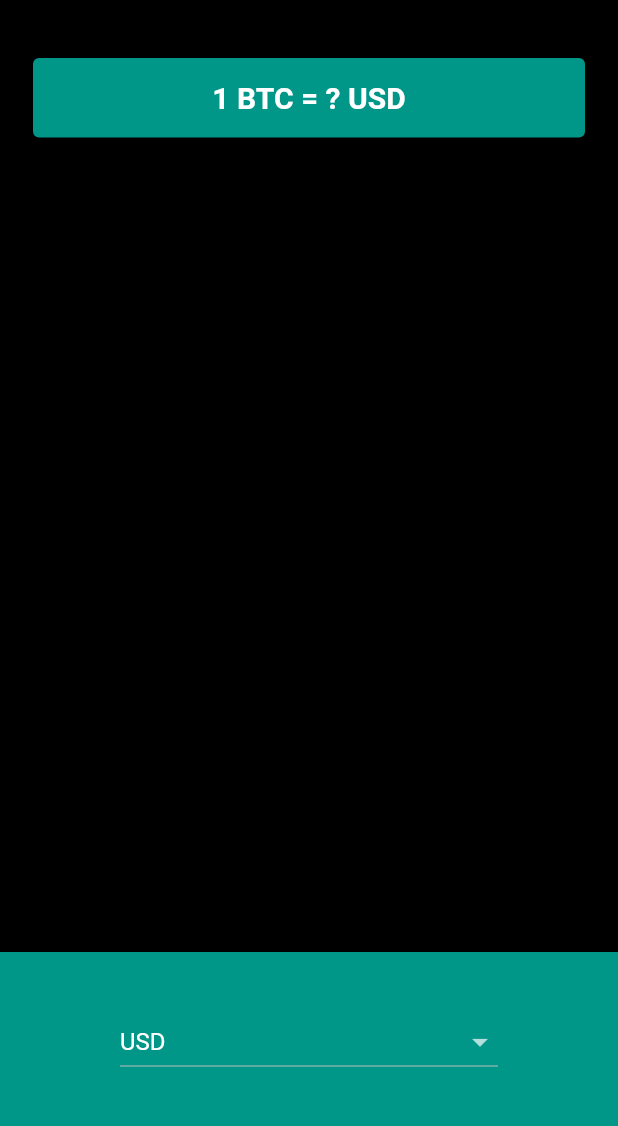
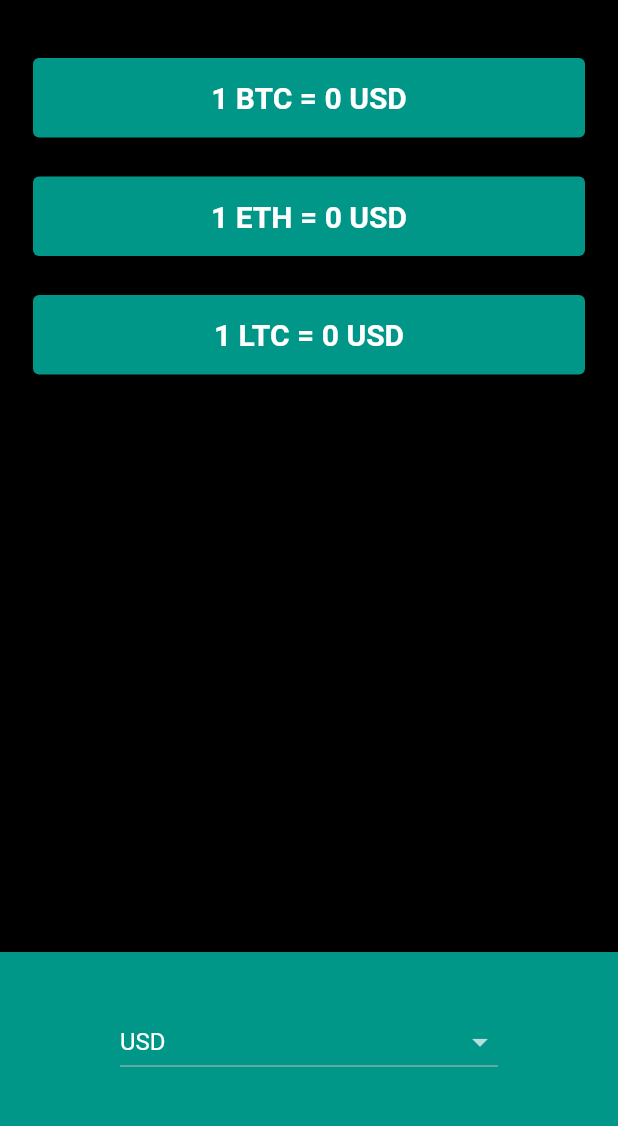
Before and after one commit to Yabish/bitcoin-ticker, a Flutter app: the screen it shows after launch, on a phone screen of 412 x 824 dp, the part 59-1185 px from its top. Run offline on Flutter 3.47's test engine with Material 2 defaults, Android fonts, the phone set to English and light mode, and no system bars.

```diff
--- /dev/null
+++ b/lib/components/card_container.dart
@@ -0,0 +1,43 @@
+import 'package:flutter/material.dart';
+
+class CardContainer extends StatefulWidget {
+  const CardContainer({
+    Key? key,
+    required this.currency,
+    required this.currencyValue,
+    required this.crypto,
+  }) : super(key: key);
+
+  final String currency;
+  final String crypto;
+  final int currencyValue;
+
+  @override
+  State<CardContainer> createState() => _CardContainerState();
+}
+
+class _CardContainerState extends State<CardContainer> {
+  @override
+  Widget build(BuildContext context) {
+    return Padding(
+      padding: const EdgeInsets.fromLTRB(18.0, 18.0, 18.0, 0),
+      child: Card(
+        color: Colors.teal,
+        child: Padding(
+          padding: const EdgeInsets.symmetric(
+            vertical: 15.0,
+            horizontal: 28.0,
+          ),
+          child: Text(
+            '1 ${widget.crypto} = ${widget.currencyValue} ${widget.currency}',
+            textAlign: TextAlign.center,
+            style: const TextStyle(
+              fontSize: 20,
+              fontWeight: FontWeight.bold,
+            ),
+          ),
+        ),
+      ),
+    );
+  }
+}
--- a/lib/screens/home_screen.dart
+++ b/lib/screens/home_screen.dart
@@ -1,3 +1,4 @@
+import 'package:bitcoin_ticker/components/card_container.dart';
 import 'package:bitcoin_ticker/services/coin_data.dart';
 import 'package:flutter/cupertino.dart';
 import 'package:flutter/material.dart';
@@ -13,12 +14,13 @@ class HomeScreen extends StatefulWidget {
 class _HomeScreenState extends State<HomeScreen> {
   String selectedDropDown = 'USD';
 
-  DropdownButton<String> getAndroidDropdown() {
+  DropdownButton<String> _getAndroidDropdown() {
     List<DropdownMenuItem<String>> dropdownItems = [];
     for (String currency in currenciesList) {
       DropdownMenuItem<String> newItem = DropdownMenuItem(
         child: Text(
           currency,
+          textAlign: TextAlign.center,
         ),
         value: currency,
       );
@@ -34,11 +36,12 @@ class _HomeScreenState extends State<HomeScreen> {
         setState(() {
           selectedDropDown = value.toString();
         });
+        getCurrencyData(value);
       },
     );
   }
 
-  CupertinoPicker getIOSPicker() {
+  CupertinoPicker _getIOSPicker() {
     List<Text> pickerItems = [];
 
     for (String currency in currenciesList) {
@@ -50,9 +53,17 @@ class _HomeScreenState extends State<HomeScreen> {
     return CupertinoPicker(
       backgroundColor: Colors.teal,
       itemExtent: 32,
-      onSelectedItemChanged: (selected) {},
+      onSelectedItemChanged: (selected) {
+        getCurrencyData(selected);
+      },
       children: pickerItems,
     );
+  }
+
+  void getCurrencyData(currency) {
+    print('value----- $currency');
+
+    for (String crypto in cryptoList) {}
   }
 
   @override
@@ -68,25 +79,25 @@ class _HomeScreenState extends State<HomeScreen> {
         mainAxisAlignment: MainAxisAlignment.spaceBetween,
         crossAxisAlignment: CrossAxisAlignment.stretch,
         children: [
-          const Padding(
-            padding: EdgeInsets.fromLTRB(18.0, 18.0, 18.0, 0),
-            child: Card(
-              color: Colors.teal,
-              child: Padding(
-                padding: EdgeInsets.symmetric(
-                  vertical: 15.0,
-                  horizontal: 28.0,
-                ),
-                child: Text(
-                  '1 BTC = ? USD',
-                  textAlign: TextAlign.center,
-                  style: TextStyle(
-                    fontSize: 20,
-                    fontWeight: FontWeight.bold,
-                  ),
-                ),
+          Column(
+            crossAxisAlignment: CrossAxisAlignment.stretch,
+            children: const [
+              CardContainer(
+                crypto: 'BTC',
+                currency: 'USD',
+                currencyValue: 0,
               ),
-            ),
+              CardContainer(
+                crypto: 'ETH',
+                currency: 'USD',
+                currencyValue: 0,
+              ),
+              CardContainer(
+                crypto: 'LTC',
+                currency: 'USD',
+                currencyValue: 0,
+              ),
+            ],
           ),
           Container(
             height: 150,
@@ -94,8 +105,10 @@ class _HomeScreenState extends State<HomeScreen> {
             padding: const EdgeInsets.only(bottom: 30),
             color: Colors.teal,
             child: Padding(
-              padding: const EdgeInsets.symmetric(horizontal: 80.0),
-              child: Platform.isIOS ? getIOSPicker() : getAndroidDropdown(),
+              padding: EdgeInsets.symmetric(
+                horizontal: Platform.isIOS ? 20.0 : 80,
+              ),
+              child: Platform.isIOS ? _getIOSPicker() : _getAndroidDropdown(),
             ),
           ),
         ],
--- /dev/null
+++ b/lib/services/network.dart
@@ -0,0 +1,19 @@
+import 'package:http/http.dart' as http;
+import 'dart:convert';
+
+const apiKey = 'BF2CF75B-70E8-43D7-9157-BB43D0281815';
+
+class NetworkHandler {
+  Future<dynamic> getCurrencyDataFromWeb(String crypto, String currency) async {
+    http.Response response = await http.get(
+      Uri.parse('https://rest.coinapi.io/v1/exchangerate/$crypto/$currency'),
+    );
+
+    if (response.statusCode == 200) {
+      String data = response.body;
+      return jsonDecode(data);
+    } else {
+      return null;
+    }
+  }
+}
--- a/pubspec.yaml
+++ b/pubspec.yaml
@@ -11,8 +11,8 @@ environment:
 dependencies:
   flutter:
     sdk: flutter
-
   cupertino_icons: ^1.0.2
+  http: ^0.13.3
 
 dev_dependencies:
   flutter_test:
```
Also changed, not shown: pubspec.lock.
